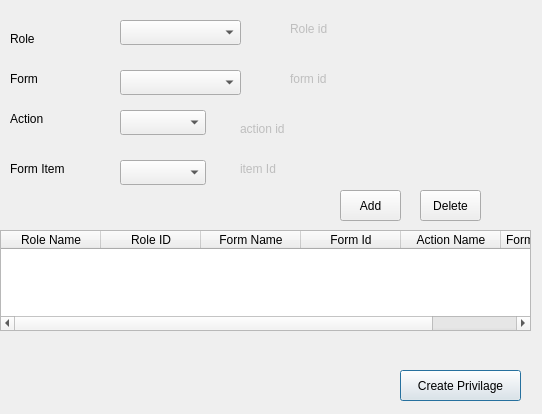
The window that presentation/authorization_ui/createPrivilage.ui (shymaa123456/HyperPOS2020) describes before a commit, drawn with Qt 5.
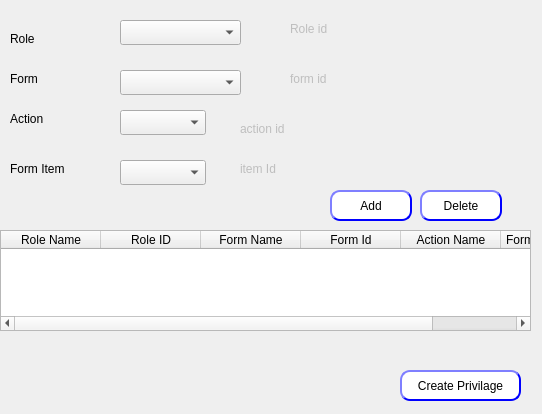
The same window after the commit.

Diff of the .ui file:
```diff
--- a/presentation/authorization_ui/createPrivilage.ui
+++ b/presentation/authorization_ui/createPrivilage.ui
@@ -129,6 +129,30 @@
                     <height>31</height>
                 </rect>
             </property>
+   <property name="styleSheet">
+    <string notr="true">QPushButton{
+                                        background-color: white;
+                                        border-style: outset;
+                                        border-width: 2px;
+                                        border-radius: 10px;
+                                        border-color: blue;
+                                        min-width: 6em;
+                                        }
+                                        QPushButton:hover {
+                                        background: qradialgradient(
+                                        cx: 0.3, cy: -0.4, fx: 0.3, fy: -0.4,
+                                        radius: 1.35, stop: 0 #fff, stop: 1 #bbb
+                                        );
+                                        }
+                                        QPushButton:pressed {
+                                        border-style: inset;
+                                        background: qradialgradient(
+                                        cx: 0.4, cy: -0.1, fx: 0.4, fy: -0.1,
+                                        radius: 1.35, stop: 0 #fff, stop: 1 #ddd
+                                        );
+                                        }
+                                    </string>
+   </property>
             <property name="text">
                 <string>Create Privilage</string>
             </property>
@@ -246,12 +270,36 @@
         <widget class="QPushButton" name="BTN_add">
             <property name="geometry">
                 <rect>
-                    <x>340</x>
+     <x>330</x>
                     <y>190</y>
-                    <width>61</width>
+     <width>82</width>
                     <height>31</height>
                 </rect>
             </property>
+   <property name="styleSheet">
+    <string notr="true">QPushButton{
+                                        background-color: white;
+                                        border-style: outset;
+                                        border-width: 2px;
+                                        border-radius: 10px;
+                                        border-color: blue;
+                                        min-width: 6em;
+                                        }
+                                        QPushButton:hover {
+                                        background: qradialgradient(
+                                        cx: 0.3, cy: -0.4, fx: 0.3, fy: -0.4,
+                                        radius: 1.35, stop: 0 #fff, stop: 1 #bbb
+                                        );
+                                        }
+                                        QPushButton:pressed {
+                                        border-style: inset;
+                                        background: qradialgradient(
+                                        cx: 0.4, cy: -0.1, fx: 0.4, fy: -0.1,
+                                        radius: 1.35, stop: 0 #fff, stop: 1 #ddd
+                                        );
+                                        }
+                                    </string>
+   </property>
             <property name="text">
                 <string>Add</string>
             </property>
@@ -261,10 +309,34 @@
                 <rect>
                     <x>420</x>
                     <y>190</y>
-                    <width>61</width>
+     <width>82</width>
                     <height>31</height>
                 </rect>
             </property>
+   <property name="styleSheet">
+    <string notr="true">QPushButton{
+                                        background-color: white;
+                                        border-style: outset;
+                                        border-width: 2px;
+                                        border-radius: 10px;
+                                        border-color: blue;
+                                        min-width: 6em;
+                                        }
+                                        QPushButton:hover {
+                                        background: qradialgradient(
+                                        cx: 0.3, cy: -0.4, fx: 0.3, fy: -0.4,
+                                        radius: 1.35, stop: 0 #fff, stop: 1 #bbb
+                                        );
+                                        }
+                                        QPushButton:pressed {
+                                        border-style: inset;
+                                        background: qradialgradient(
+                                        cx: 0.4, cy: -0.1, fx: 0.4, fy: -0.1,
+                                        radius: 1.35, stop: 0 #fff, stop: 1 #ddd
+                                        );
+                                        }
+                                    </string>
+   </property>
             <property name="text">
                 <string>Delete</string>
             </property>
```
Lines whose indentation alone changed are shown as unchanged.
